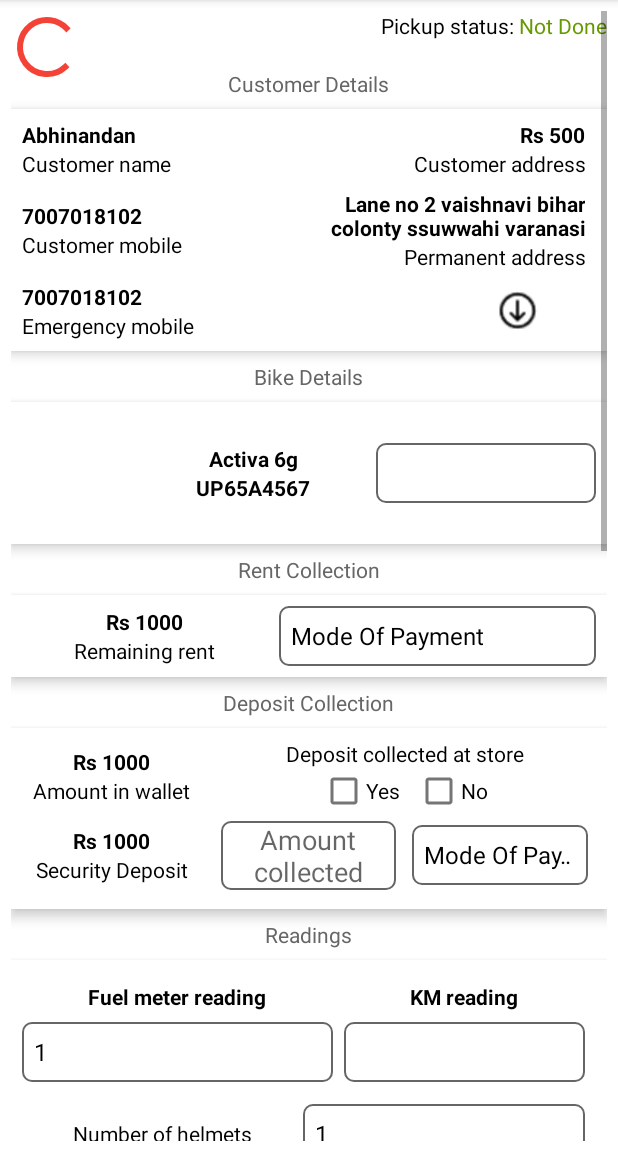
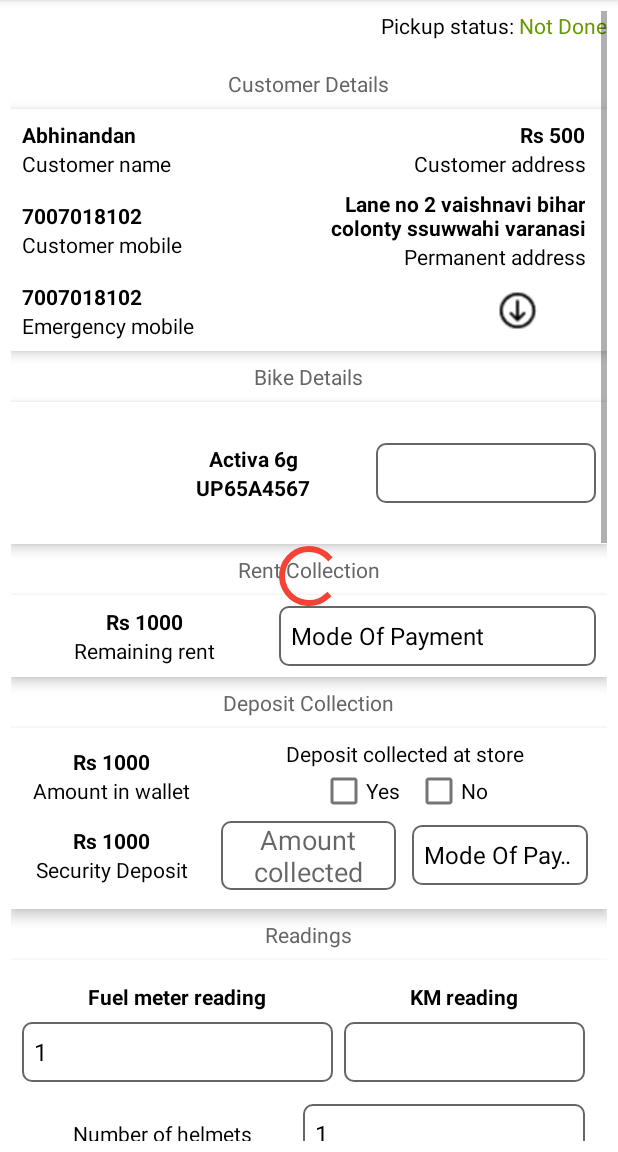
Before and after one commit to abhinandans109/Ridobiko_Vendor, an Android app: the fragment Pickup shown on its own in the app's theme, on a phone screen of 412 x 824 dp, the part 84-1236 px from its top. Run offline under Robolectric (Android 15) with nearby library versions, the phone set to English and light mode, and no system bars; libraries missing offline, so code that uses them is left out: com.github.dhaval2404.imagepicker; network calls fail; pictures from the network do not load; 2 statements that could not run were skipped.

```diff
--- a/app/src/main/res/layout/fragment_pickup.xml
+++ b/app/src/main/res/layout/fragment_pickup.xml
@@ -1,5 +1,5 @@
 <?xml version="1.0" encoding="utf-8"?>
-<ScrollView xmlns:android="http://schemas.android.com/apk/res/android"
+<LinearLayout xmlns:android="http://schemas.android.com/apk/res/android"
     xmlns:app="http://schemas.android.com/apk/res-auto"
     xmlns:tools="http://schemas.android.com/tools"
     android:layout_width="match_parent"
@@ -11,6 +11,14 @@
     <androidx.constraintlayout.widget.ConstraintLayout
         android:layout_width="match_parent"
         android:layout_height="wrap_content">
+
+
+        <ScrollView
+            android:id="@+id/scrollView2"
+            android:layout_width="match_parent"
+            android:layout_height="wrap_content"
+            app:layout_constraintStart_toStartOf="parent"
+            app:layout_constraintTop_toTopOf="parent">
 
             <LinearLayout
                 android:id="@+id/linearLayout3"
@@ -1255,14 +1263,19 @@
 
 
             </LinearLayout>
+        </ScrollView>
 
         <ProgressBar
             android:layout_width="wrap_content"
             android:layout_height="wrap_content"
             android:layout_centerInParent="true"
+            android:layout_gravity="center"
+            app:layout_constraintBottom_toBottomOf="parent"
+            app:layout_constraintEnd_toEndOf="parent"
+            app:layout_constraintStart_toStartOf="parent"
+            app:layout_constraintTop_toTopOf="parent" />
 
 
-            />
     </androidx.constraintlayout.widget.ConstraintLayout>
 
-   </ScrollView>
+   </LinearLayout>
```
Lines whose indentation alone changed are shown as unchanged.
